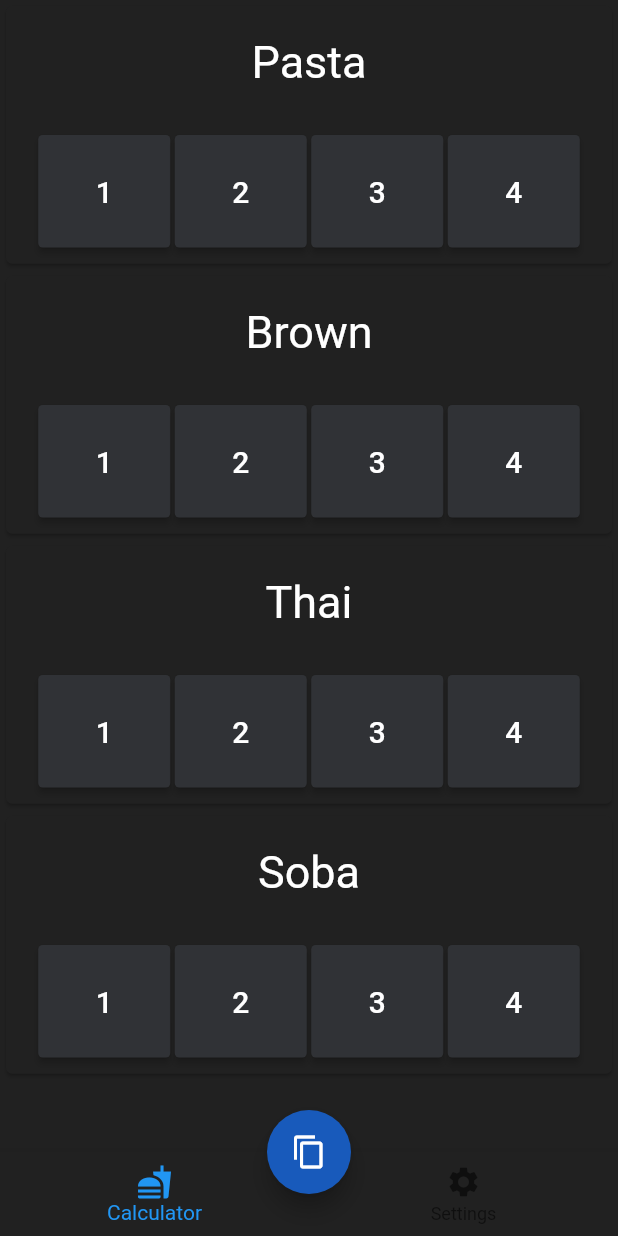
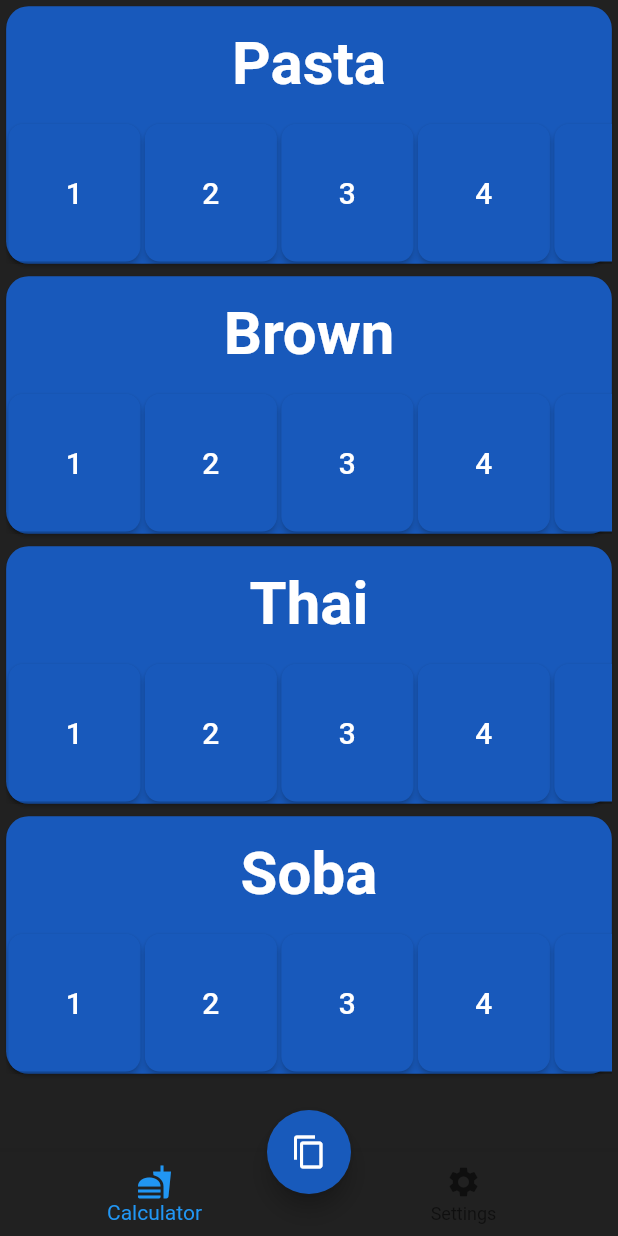
Before and after one commit to MenuItem207/salad, a Flutter app: the Calculator screen opened by its route, on a phone screen of 412 x 824 dp. Run offline on Flutter 3.47's test engine with Material 2 defaults, Android fonts, the phone set to English and light mode, and no system bars; missing offline and left inert: clipboard_manager.

Commit message:
changes
added buttons list
added info.dart

```diff
--- a/lib/calculator.dart
+++ b/lib/calculator.dart
@@ -1,26 +1,6 @@
 import 'package:flutter/material.dart';
 import 'package:clipboard_manager/clipboard_manager.dart';
-
-var items = [
-  ['Pasta', 6, 'main'],
-  ['Brown', 3, 'main'],
-  ['Thai', 2, 'main'],
-  ['Soba', 4, 'main'],
-];
-
-var stock = [
-  ['Pasta', 0, 'main'],
-  ['Brown', 0, 'main'],
-  ['Thai', 0, 'main'],
-  ['Soba', 0, 'main'],
-];
-
-var order = [
-  ['Pasta', 0, 'main'],
-  ['Brown', 0, 'main'],
-  ['Thai', 0, 'main'],
-  ['Soba', 0, 'main'],
-];
+import './info.dart';
 
 String clipboardFormat() {
   var clipboardText = [
@@ -40,8 +20,6 @@ String clipboardFormat() {
   }
   return clipboardString;
 }
-
-int itemsLength = items.length;
 
 class CreateButton extends StatelessWidget {
   final int index;
@@ -66,10 +44,10 @@ class CreateButton extends StatelessWidget {
         height: 75,
         child: RaisedButton(
           shape: RoundedRectangleBorder(
-            borderRadius: BorderRadius.circular(3),
+            borderRadius: BorderRadius.circular(10),
             //side: BorderSide(color: Colors.white),
           ),
-          color: const Color(0xFF303236),
+          color: const Color(0xFF1859BB), //(0xFF303236),
           textColor: Colors.white,
           child: Text(
             number,
@@ -82,6 +60,17 @@ class CreateButton extends StatelessWidget {
   }
 }
 
+Widget createButtonList(int buttonNumber, itemIndex) {
+  return ListView.builder(
+      scrollDirection: Axis.horizontal,
+      shrinkWrap: true,
+      itemCount: buttonNumber,
+      itemBuilder: (context, index) {
+        String indexString = (index + 1).toString();
+        return CreateButton(indexString, itemIndex);
+      });
+}
+
 class CreateSection extends StatelessWidget {
   final int itemIndex;
 
@@ -92,20 +81,16 @@ class CreateSection extends StatelessWidget {
     return Column(
       children: [
         Padding(
-          padding: const EdgeInsets.all(20.0),
+          padding: const EdgeInsets.all(15.0),
           child: Text(
             items[itemIndex][0].toString(),
-            style: TextStyle(color: Colors.white, fontSize: 30),
+            style: TextStyle(
+                color: Colors.white, fontSize: 40, fontWeight: FontWeight.bold),
           ),
         ),
         Expanded(
           flex: 4,
-          child: Row(mainAxisAlignment: MainAxisAlignment.center, children: [
-            CreateButton('1', itemIndex),
-            CreateButton('2', itemIndex),
-            CreateButton('3', itemIndex),
-            CreateButton('4', itemIndex),
-          ]),
+          child: createButtonList(9, itemIndex),
         ),
       ],
     );
@@ -166,8 +151,11 @@ class Calculator extends StatelessWidget {
                   child: Padding(
                     padding: const EdgeInsets.all(0.1),
                     child: Card(
+                      shape: RoundedRectangleBorder(
+                        borderRadius: BorderRadius.circular(15.0),
+                      ),
                       child: CreateSection(index),
-                      color: const Color(0xFF212121),
+                      color: const Color(0xFF1859BB), //212121),
                     ),
                   ),
                 );
--- /dev/null
+++ b/lib/info.dart
@@ -0,0 +1,24 @@
+// Contains all required data
+
+var items = [
+  ['Pasta', 6, 'main'],
+  ['Brown', 3, 'main'],
+  ['Thai', 2, 'main'],
+  ['Soba', 4, 'main'],
+];
+
+var stock = [
+  ['Pasta', 0, 'main'],
+  ['Brown', 0, 'main'],
+  ['Thai', 0, 'main'],
+  ['Soba', 0, 'main'],
+];
+
+var order = [
+  ['Pasta', 0, 'main'],
+  ['Brown', 0, 'main'],
+  ['Thai', 0, 'main'],
+  ['Soba', 0, 'main'],
+];
+
+int itemsLength = items.length;
```
